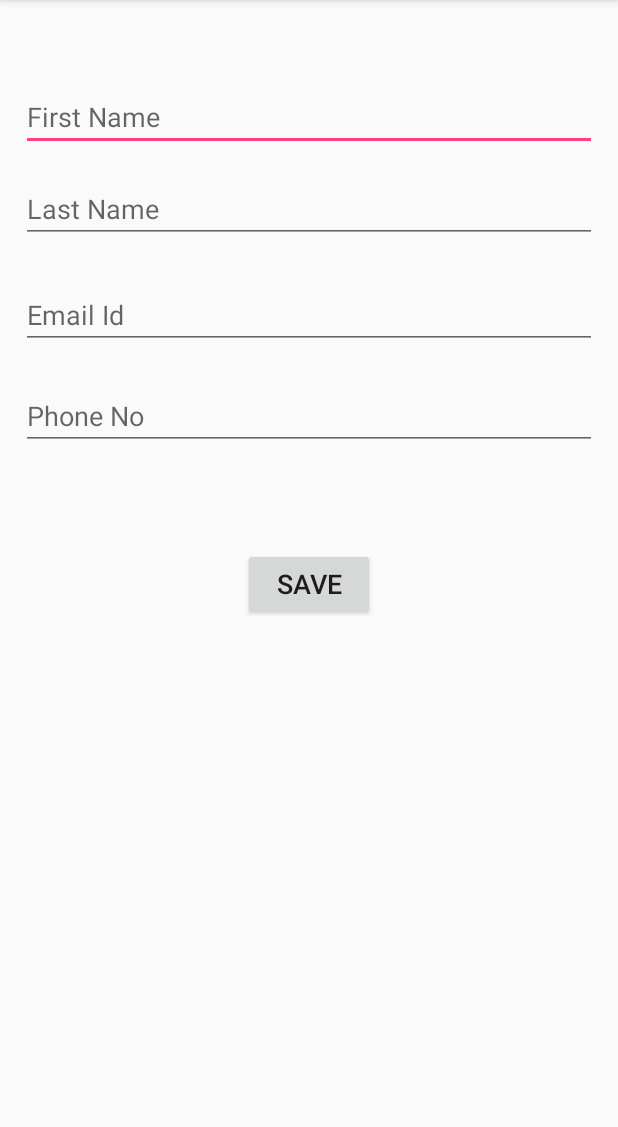
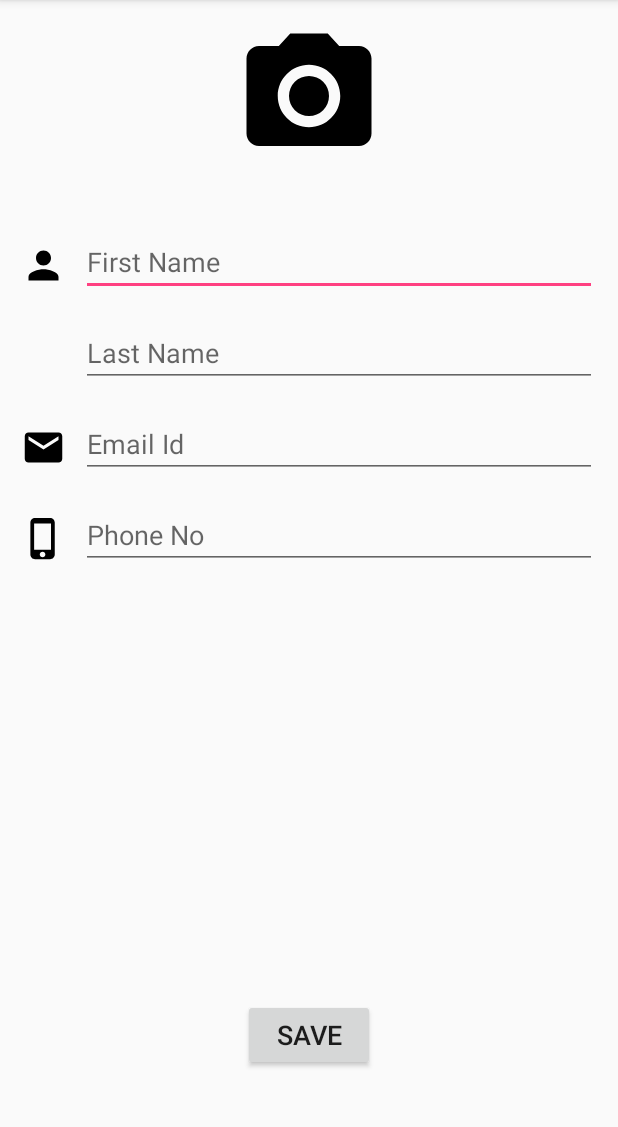
Before and after one commit to samiraj99/Contact-App, an Android app: the AddContact screen opened directly, with no data from a screen before it, on a phone screen of 412 x 824 dp, the part 84-1211 px from its top. Run offline under Robolectric (Android 15) with nearby library versions, the phone set to English and light mode, and no system bars.

Commit message:
Final Submission
Updating Display view
Updating Add contact view

```diff
--- a/src/main/AndroidManifest.xml
+++ b/src/main/AndroidManifest.xml
@@ -1,7 +1,8 @@
 <?xml version="1.0" encoding="utf-8"?>
 <manifest xmlns:android="http://schemas.android.com/apk/res/android"
     package="com.ryzen.contacts">
-
+<uses-permission android:name="android.permission.CALL_PHONE"/>
+    <uses-permission android:name="android.permission.INTERNET"/>
     <application
         android:allowBackup="true"
         android:icon="@mipmap/ic_launcher"
--- a/src/main/java/com/ryzen/contacts/AddContact.java
+++ b/src/main/java/com/ryzen/contacts/AddContact.java
@@ -7,6 +7,7 @@ import android.support.v7.app.AppCompatActivity;
 import android.view.View;
 import android.widget.Button;
 import android.widget.EditText;
+import android.widget.ImageView;
 import android.widget.Toast;
 
 public class AddContact extends AppCompatActivity {
@@ -16,6 +17,7 @@ public class AddContact extends AppCompatActivity {
     private String mFileName;
     private Contact mLoadContact = null;
     private boolean mIsViewingOrUpdating;
+    ImageView picture;
     @Override
     protected void onCreate(Bundle savedInstanceState) {
         super.onCreate(savedInstanceState);
@@ -25,7 +27,6 @@ public class AddContact extends AppCompatActivity {
         lName = findViewById(R.id.LastName);
         emailId = findViewById(R.id.EmailId);
         pNo = findViewById(R.id.PhoneNo);
-
         save.setOnClickListener(new View.OnClickListener() {
             @Override
             public void onClick(View view) {
@@ -48,7 +49,9 @@ public class AddContact extends AppCompatActivity {
                 mIsViewingOrUpdating = false;
             }
         }
+
     }
+
     private void validateAndSaveContact() {
 
         final String FirstName = fName.getText().toString();
@@ -75,7 +78,7 @@ public class AddContact extends AppCompatActivity {
             return;
         }
 
-        if(!mIsViewingOrUpdating && Utilities.CheckAlreadyExitsFile(this,FirstName) && Utilities.CheckAlreadyExitsFile(this,LastName))
+        if(!mIsViewingOrUpdating && Utilities.CheckAlreadyExitsFile(this,FirstName))
         {
             AlertDialog.Builder warning = new AlertDialog.Builder(this)
                     .setMessage("You already have a contact with this name. You can rename this contact "+"or save it anyway.")
--- a/src/main/java/com/ryzen/contacts/Contact.java
+++ b/src/main/java/com/ryzen/contacts/Contact.java
@@ -1,4 +1,6 @@
 package com.ryzen.contacts;
+
+import android.net.Uri;
 
 import java.io.Serializable;
 
@@ -14,7 +16,7 @@ public class Contact implements Serializable {
         LastName = lastName;
         Email = email;
         PhNo = phNo;
-    }
+   }
 
     public String getFirstName() {
         return FirstName;
@@ -31,7 +33,6 @@ public class Contact implements Serializable {
     public String getPhNo() {
         return PhNo;
     }
-
     public void setFirstName(String firstName) {
         FirstName = firstName;
     }
--- a/src/main/java/com/ryzen/contacts/SplashActivity.java
+++ b/src/main/java/com/ryzen/contacts/SplashActivity.java
@@ -15,7 +15,7 @@ public class SplashActivity extends AppCompatActivity {
     @Override
     protected void onStart() {
         super.onStart();
-        new CountDownTimer(5000,100) {
+        new CountDownTimer(500,100) {
             @Override
             public void onTick(long l) {
 
--- /dev/null
+++ b/src/main/res/drawable/ic_email_black_30dp.xml
@@ -0,0 +1,4 @@
+<vector android:height="30dp" android:viewportHeight="24.0"
+    android:viewportWidth="24.0" android:width="30dp" xmlns:android="http://schemas.android.com/apk/res/android">
+    <path android:fillColor="#FF000000" android:pathData="M20,4L4,4c-1.1,0 -1.99,0.9 -1.99,2L2,18c0,1.1 0.9,2 2,2h16c1.1,0 2,-0.9 2,-2L22,6c0,-1.1 -0.9,-2 -2,-2zM20,8l-8,5 -8,-5L4,6l8,5 8,-5v2z"/>
+</vector>
--- /dev/null
+++ b/src/main/res/drawable/ic_person_black_24dp.xml
@@ -0,0 +1,4 @@
+<vector android:height="30dp" android:viewportHeight="24.0"
+    android:viewportWidth="24.0" android:width="30dp" xmlns:android="http://schemas.android.com/apk/res/android">
+    <path android:fillColor="#FF000000" android:pathData="M12,12c2.21,0 4,-1.79 4,-4s-1.79,-4 -4,-4 -4,1.79 -4,4 1.79,4 4,4zM12,14c-2.67,0 -8,1.34 -8,4v2h16v-2c0,-2.66 -5.33,-4 -8,-4z"/>
+</vector>
--- /dev/null
+++ b/src/main/res/drawable/ic_phone_iphone_black_24dp.xml
@@ -0,0 +1,4 @@
+<vector android:height="30dp" android:viewportHeight="24.0"
+    android:viewportWidth="24.0" android:width="30dp" xmlns:android="http://schemas.android.com/apk/res/android">
+    <path android:fillColor="#FF000000" android:pathData="M15.5,1h-8C6.12,1 5,2.12 5,3.5v17C5,21.88 6.12,23 7.5,23h8c1.38,0 2.5,-1.12 2.5,-2.5v-17C18,2.12 16.88,1 15.5,1zM11.5,22c-0.83,0 -1.5,-0.67 -1.5,-1.5s0.67,-1.5 1.5,-1.5 1.5,0.67 1.5,1.5 -0.67,1.5 -1.5,1.5zM16,18L7,18L7,4h9v14z"/>
+</vector>
--- /dev/null
+++ b/src/main/res/drawable/ic_photo_camera_black_24dp.xml
@@ -0,0 +1,5 @@
+<vector android:height="50dp" android:viewportHeight="24.0"
+    android:viewportWidth="24.0" android:width="50dp" xmlns:android="http://schemas.android.com/apk/res/android">
+    <path android:fillColor="#FF000000" android:pathData="M12,12m-3.2,0a3.2,3.2 0,1 1,6.4 0a3.2,3.2 0,1 1,-6.4 0"/>
+    <path android:fillColor="#FF000000" android:pathData="M9,2L7.17,4L4,4c-1.1,0 -2,0.9 -2,2v12c0,1.1 0.9,2 2,2h16c1.1,0 2,-0.9 2,-2L22,6c0,-1.1 -0.9,-2 -2,-2h-3.17L15,2L9,2zM12,17c-2.76,0 -5,-2.24 -5,-5s2.24,-5 5,-5 5,2.24 5,5 -2.24,5 -5,5z"/>
+</vector>
--- a/src/main/res/layout/activity_add_contact.xml
+++ b/src/main/res/layout/activity_add_contact.xml
@@ -10,17 +10,34 @@
     android:paddingBottom="@dimen/layout_padding"
     >
 
+    <ImageView
+        android:id="@+id/picture"
+        android:layout_width="100dp"
+        android:layout_height="100dp"
+        android:layout_alignParentTop="true"
+        android:layout_centerHorizontal="true"
+        android:background="@android:color/transparent"
+        android:src="@drawable/ic_photo_camera_black_24dp" />
+
+    <ImageView
+        android:layout_width="wrap_content"
+        android:layout_height="wrap_content"
+        android:layout_alignParentLeft="true"
+        android:layout_alignParentStart="true"
+        android:layout_alignTop="@+id/FirstName"
+        android:layout_marginTop="10dp"
+        android:src="@drawable/ic_person_black_24dp" />
+
     <EditText
         android:id="@+id/FirstName"
         android:layout_width="match_parent"
         android:layout_height="wrap_content"
-        android:layout_alignLeft="@+id/LastName"
-        android:layout_alignParentTop="true"
-        android:layout_alignStart="@+id/LastName"
-        android:layout_marginTop="41dp"
+        android:layout_below="@+id/picture"
+        android:layout_marginTop="38dp"
+        android:layout_marginLeft="40dp"
         android:hint="@string/first_name"
-        android:inputType="text"
-        />
+        android:inputType="text" />
+
 
     <EditText
         android:id="@+id/LastName"
@@ -29,10 +46,22 @@
         android:layout_alignParentLeft="true"
         android:layout_alignParentStart="true"
         android:layout_below="@+id/FirstName"
-        android:layout_marginTop="16dp"
+        android:layout_marginTop="15dp"
+        android:layout_marginLeft="40dp"
         android:hint="@string/last_name"
         android:inputType="text"
         />
+
+
+    <ImageView
+        android:layout_width="wrap_content"
+        android:layout_height="wrap_content"
+        android:layout_alignParentLeft="true"
+        android:layout_alignParentStart="true"
+        android:layout_alignTop="@+id/EmailId"
+        android:layout_marginTop="10dp"
+        android:src="@drawable/ic_email_black_30dp" />
+
 
     <EditText
         android:layout_width="match_parent"
@@ -40,10 +69,21 @@
         android:layout_alignParentLeft="true"
         android:layout_alignParentStart="true"
         android:layout_below="@+id/LastName"
-        android:layout_marginTop="25dp"
+        android:layout_marginTop="15dp"
+        android:layout_marginLeft="40dp"
         android:hint="@string/email_id"
         android:id="@+id/EmailId"
         android:inputType="textEmailAddress"
+        />
+
+    <ImageView
+        android:layout_width="wrap_content"
+        android:layout_height="wrap_content"
+        android:layout_alignParentLeft="true"
+        android:layout_alignParentStart="true"
+        android:layout_alignTop="@+id/PhoneNo"
+        android:src="@drawable/ic_phone_iphone_black_24dp"
+        android:layout_marginTop="10dp"
         />
 
     <EditText
@@ -52,7 +92,8 @@
         android:layout_alignParentLeft="true"
         android:layout_alignParentStart="true"
         android:layout_below="@+id/EmailId"
-        android:layout_marginTop="22dp"
+        android:layout_marginTop="15dp"
+        android:layout_marginLeft="40dp"
         android:hint="@string/phone_no"
         android:id="@+id/PhoneNo"
         android:inputType="phone"
@@ -64,9 +105,11 @@
         android:id="@+id/Save"
         android:layout_width="wrap_content"
         android:layout_height="wrap_content"
-        android:layout_below="@+id/PhoneNo"
+        android:layout_alignParentBottom="true"
         android:layout_centerHorizontal="true"
-        android:layout_marginTop="65dp"
+        android:layout_marginBottom="40dp"
         android:text="@string/save"
         android:textSize="18sp" />
+
+
 </RelativeLayout>
--- a/src/main/res/layout/activity_display_contact.xml
+++ b/src/main/res/layout/activity_display_contact.xml
@@ -24,11 +24,7 @@
         app:searchBackIcon="@drawable/ic_action_navigation_arrow_back_inverted"
         app:searchSuggestionIcon="@drawable/ic_suggestion"
         android:textColor="#FFFFFF"
-        android:textColorHint="#FFFFFF"
-        android:paddingTop="@dimen/layout_padding"
-        android:paddingBottom="@dimen/layout_padding"
-        android:paddingLeft="@dimen/layout_padding"
-        android:paddingRight="@dimen/layout_padding" />
+        android:textColorHint="#FFFFFF" />
 
     <include layout="@layout/content_display_contact" />
 
```
Also changed, not shown: src/main/java/com/ryzen/contacts/ViewContact.java (+137 -2 lines), src/main/res/drawable/ic_call_black_24dp.xml (added, +9 -0 lines), src/main/res/drawable/ic_email_black_24dp.xml (added, +9 -0 lines), src/main/res/layout/activity_view_contact.xml (+74 -39 lines).
